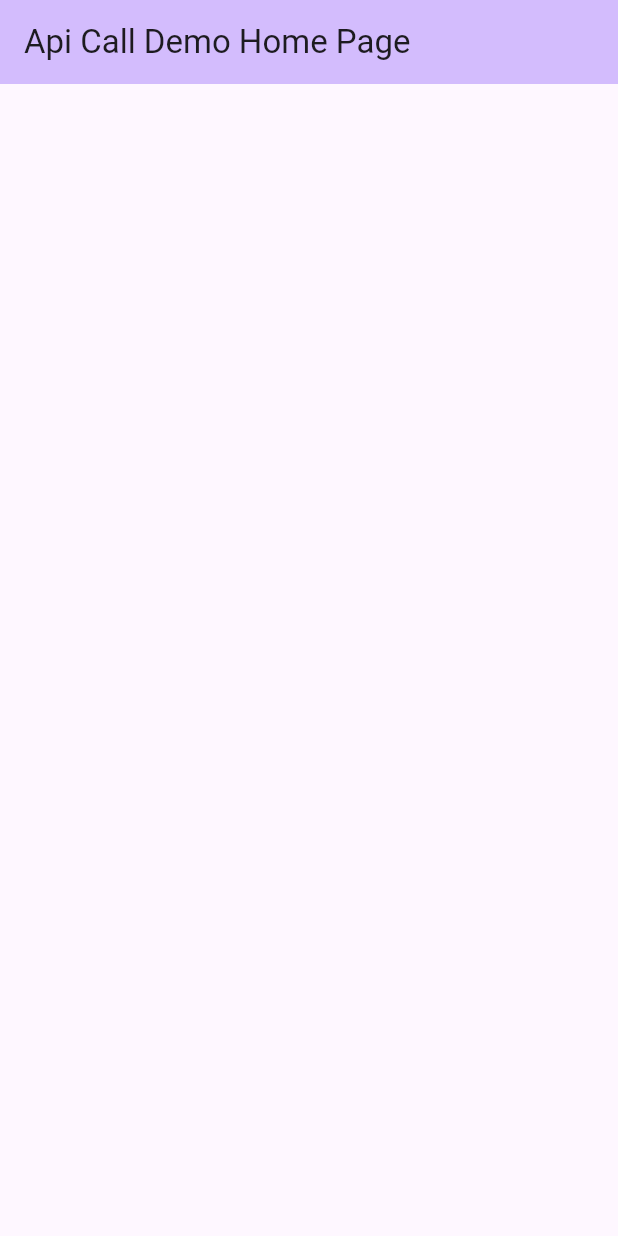
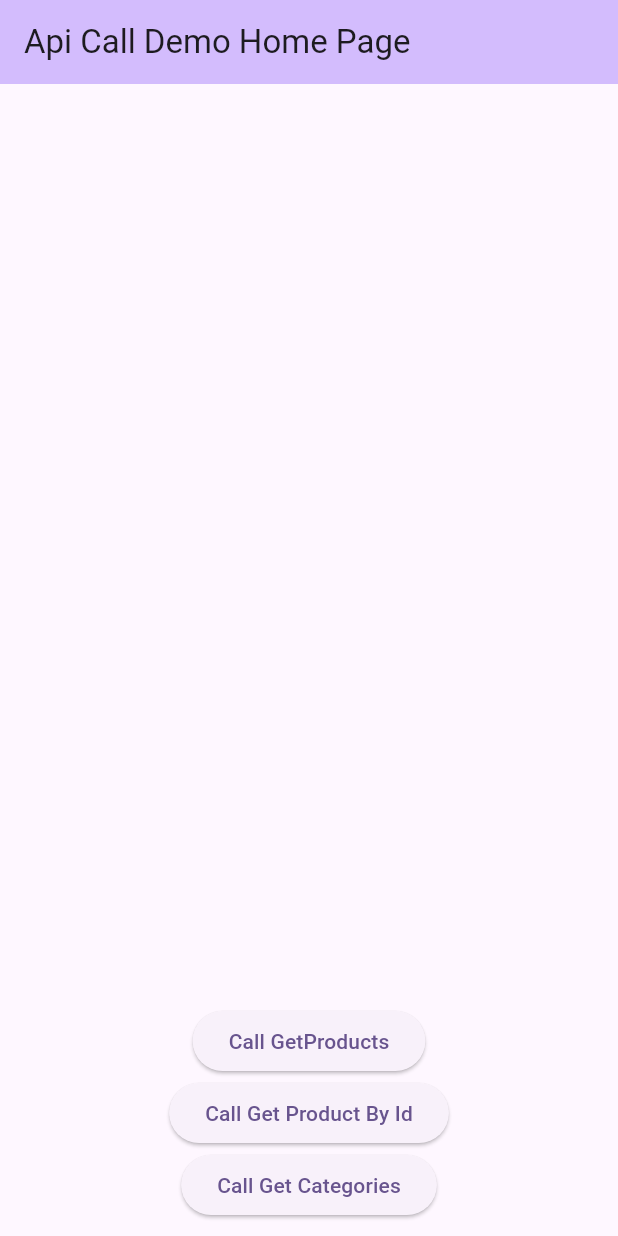
Before and after one commit to felipepragma/phase_three, a Flutter app: the screen it shows after launch, on a phone screen of 412 x 824 dp. Run offline on Flutter 3.47's test engine with Material 3 defaults, Android fonts, the phone set to English and light mode, and no system bars; our stand-ins replace dartz.

Commit message:
fix comments

```diff
--- a/example/lib/main.dart
+++ b/example/lib/main.dart
@@ -1,7 +1,6 @@
 import 'package:api_call_package/data/models/product_model.dart';
 import 'package:flutter/material.dart';
 import 'package:api_call_package/api_call_package.dart' as api_call_package;
-
 ///
 ///
 /// Demo app to call api package [api_call_package]
@@ -36,27 +35,8 @@ class MyHomePage extends StatefulWidget {
 }
 
 class _MyHomePageState extends State<MyHomePage> {
-  List<ProductModel> listProducts = [];
-
-  @override
-  void initState() {
-    super.initState();
-    loadData();
-  }
-
-  Future<void> loadData() async {
-    final getAllProducts = await api_call_package.ApiCall().getAllProducts();
-    getAllProducts.fold(
-      (error) => print('Error api call: $error'),
-      (success) => showProducts(success),
-    );
-  }
-
-  void showProducts(List<ProductModel> list) {
-    setState(() {
-      listProducts = list;
-    });
-  }
+  String title = "";
+  String response = "";
 
   @override
   Widget build(BuildContext context) {
@@ -66,15 +46,81 @@ class _MyHomePageState extends State<MyHomePage> {
         backgroundColor: Theme.of(context).colorScheme.inversePrimary,
         title: Text(widget.title),
       ),
-      body: Center(
-        child: ListView.builder(
-            itemCount: listProducts.length,
-            itemBuilder: (context, index) {
-              ProductModel productModel = listProducts[index];
-              return ListTile(title: Text("${productModel.title}"),);
-            },
-          ),
-      ),
+      body: SizedBox(
+        width: double.infinity,
+        child: Column(
+          crossAxisAlignment: CrossAxisAlignment.center,
+          children: [
+            Text(title),
+            Expanded(
+              child: SingleChildScrollView(
+                scrollDirection: Axis.vertical,
+                child: Text(response)
+                )
+            ),
+            Padding(
+              padding: const EdgeInsets.all(10),
+              child: Column(
+                children: [
+                  ElevatedButton(onPressed: () => callgetProducts(), child: const Text("Call GetProducts")),
+                  ElevatedButton(onPressed: () => callgetProductById(), child: const Text("Call Get Product By Id")),
+                  ElevatedButton(onPressed: () => callCategories(), child: const Text("Call Get Categories")),
+                ],
+              ),
+            )
+          ],
+        ),
+      )
     );
   }
+
+  Future<void> callgetProducts() async {
+    final getAllProducts = await api_call_package.ApiCall.getAllProducts();
+    getAllProducts.fold(
+      (error) => print('Error api call: $error'),
+      (success) => showProducts(success),
+    );
+  }
+
+  void showProducts(List<ProductModel> list) {
+    setState(() {
+      title = "Get Products";
+      response = "";
+      for(var element in list) {
+        response += "\n ${element.toString()}";
+      }
+    });
+  }
+
+  Future<void> callgetProductById() async {
+    final getAllProducts = await api_call_package.ApiCall.getProductById(10);
+    getAllProducts.fold(
+      (error) => print('Error api call: $error'),
+      (success) => showProduct(success),
+    );
+  }
+
+  void showProduct(ProductModel productModel) {
+    setState(() {
+      title = "Get Product By Id";
+      response = "";
+      response += productModel.toString();
+    });
+  }
+
+  Future<void> callCategories() async {
+    final getAllProducts = await api_call_package.ApiCall.getCategories();
+    getAllProducts.fold(
+      (error) => print('Error api call: $error'),
+      (success) => showCategories(success),
+    );
+  }
+
+  void showCategories(List<String> categories) {
+    setState(() {
+      title = "Get Categories";
+      response = "";
+      response += categories.toString();
+    });
+  }
 }
--- a/pubspec.yaml
+++ b/pubspec.yaml
@@ -1,7 +1,6 @@
 name: api_call_package
 description: "Package project for call api fakestoreapi."
 version: 0.0.2
-homepage:
 
 environment:
   sdk: '>=3.3.3 <4.0.0'
```
Also changed, not shown: lib/data/api_call.dart (+13 -14 lines), 1 other file.
